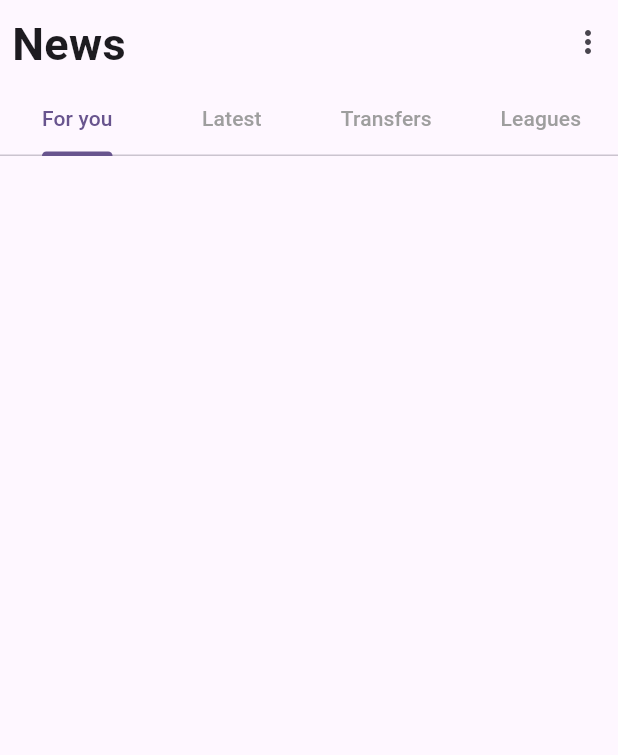
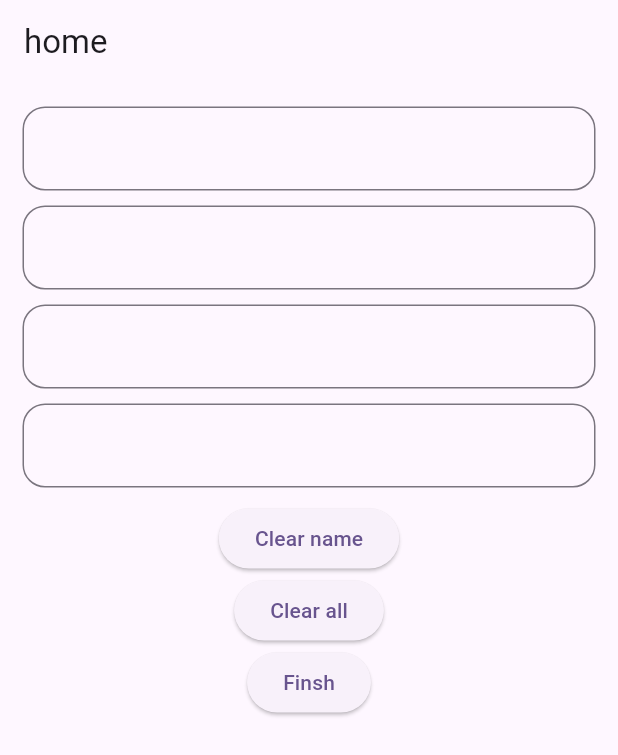
Before and after one commit to ALI-tech-tech/mobile-boot-camping, a Flutter app: the screen it shows after launch, on a phone screen of 412 x 824 dp. Shown: the top 755 px of the screen. Run offline on Flutter 3.47's test engine with Material 2 defaults, Android fonts, the phone set to English and light mode, and no system bars; our stand-ins replace faker; accounts and stored records are empty.

Commit message:
form validation

```diff
--- /dev/null
+++ b/lib/day30/q1/form.dart
@@ -0,0 +1,195 @@
+import 'package:flutter/material.dart';
+import 'package:flutter/services.dart';
+import 'package:flutter_practis/day30/q1/table.dart';
+import 'package:flutter_practis/day30/q1/userinfo.dart';
+
+class Formvalid extends StatefulWidget {
+  const Formvalid({super.key});
+
+  @override
+  State<Formvalid> createState() => _FormvalidState();
+}
+
+class _FormvalidState extends State<Formvalid> {
+  List<UserInfo> li=[];
+  GlobalKey<FormState> kk = GlobalKey();
+  TextEditingController namec = TextEditingController();
+  TextEditingController emailc = TextEditingController();
+  TextEditingController passc = TextEditingController();
+  TextEditingController passc2 = TextEditingController();
+  UserInfo? us;
+
+  @override
+  Widget build(BuildContext context) {
+    return Scaffold(
+      appBar: AppBar(
+        title: Text("home"),
+      ),
+      body: SingleChildScrollView(
+        child: Padding(
+          padding: const EdgeInsets.all(15.0),
+          child: Form(
+              key: kk,
+              child: Column(
+                children: [
+                  TextFormField(
+                    autovalidateMode: AutovalidateMode.onUserInteraction,
+                    validator: (value) =>
+                        value!.length < 3 ? "write more 2 char" : null,
+                    controller: namec,
+                    decoration: InputDecoration(
+                        border: OutlineInputBorder(
+                            borderRadius: BorderRadius.circular(15))),
+                  ),
+                  SizedBox(
+                    height: 10,
+                  ),
+                  TextFormField(
+                    inputFormatters: <TextInputFormatter>[
+                      FilteringTextInputFormatter.digitsOnly,
+                    ],
+                    autovalidateMode: AutovalidateMode.onUserInteraction,
+                    validator: (value) {},
+                    controller: emailc,
+                    decoration: InputDecoration(
+                        border: OutlineInputBorder(
+                            borderRadius: BorderRadius.circular(15))),
+                  ),
+                  SizedBox(
+                    height: 10,
+                  ),
+                  TextFormField(
+                    autovalidateMode: AutovalidateMode.onUserInteraction,
+                    validator: (value) =>
+                        value!.length < 6 ? "write more 5 char" : null,
+                    controller: passc,
+                    decoration: InputDecoration(
+                        border: OutlineInputBorder(
+                            borderRadius: BorderRadius.circular(15))),
+                  ),
+                  SizedBox(
+                    height: 10,
+                  ),
+                  TextFormField(
+                    autovalidateMode: AutovalidateMode.onUserInteraction,
+                    validator: (value) =>
+                        passc.text == value ? null : "pass not mach",
+                    controller: passc2,
+                    decoration: InputDecoration(
+                        border: OutlineInputBorder(
+                            borderRadius: BorderRadius.circular(15))),
+                  ),
+                  SizedBox(
+                    height: 10,
+                  ),
+                  ElevatedButton(
+                      onPressed: () {
+                        namec.clear();
+                      },
+                      child: Text("Clear name")),
+                  ElevatedButton(
+                      onPressed: () {
+                        namec.clear();
+                        emailc.clear();
+                        passc2.clear();
+                        passc.clear();
+                      },
+                      child: Text("Clear all")),
+                  ElevatedButton(
+                      onPressed: () {
+                        li.add(us=UserInfo(name: namec.text, pass: passc.text, phone: int.parse(emailc.text)));
+                        showDialog(
+                          context: context,
+                          builder: (BuildContext context) {
+                            return AlertDialog(title: Text("Confirm Order"),content: Text("Are you sure ?"),
+                        actions: [
+                          ElevatedButton(onPressed: (){
+                            Navigator.pop(context);
+                          }, child: Text("Cancel")),
+                          ElevatedButton(onPressed: (){
+                            //us=UserInfo(name: namec.text, pass: passc.text, phone: int.parse(emailc.text));
+                            Navigator.push(context, MaterialPageRoute(builder:(context) => MyTable(li: li,)));
+                          }, child: Text("submit")),
+                        ],
+                        );
+
+
+
+
+                          },
+                        );
+                      },
+                      child: Text("Finsh")),
+                ],
+              )),
+        ),
+      ),
+    );
+  }
+}
+
+
+
+
+
+// class MyCustomForm extends StatefulWidget {
+//   const MyCustomForm({super.key});
+
+//   @override
+//   State<MyCustomForm> createState() => _MyCustomFormState();
+// }
+
+// // Define a corresponding State class.
+// // This class holds data related to the Form.
+// class _MyCustomFormState extends State<MyCustomForm> {
+//   // Create a text controller and use it to retrieve the current value
+//   // of the TextField.
+//   final myController = TextEditingController();
+
+//   @override
+//   void initState() {
+//     super.initState();
+
+//     // Start listening to changes.
+//     myController.addListener(_printLatestValue);
+//   }
+
+//   @override
+//   void dispose() {
+//     // Clean up the controller when the widget is removed from the widget tree.
+//     // This also removes the _printLatestValue listener.
+//     myController.dispose();
+//     super.dispose();
+//   }
+
+//   void _printLatestValue() {
+
+//     final text = myController.text;
+//     print('Second text field: $text (${text.characters.length})');
+//   }
+
+//   @override
+//   Widget build(BuildContext context) {
+//     return Scaffold(
+//       appBar: AppBar(
+//         title: const Text('Retrieve Text Input'),
+//       ),
+//       body: Padding(
+//         padding: const EdgeInsets.all(16),
+//         child: Column(
+//           children: [
+//             TextField(
+//               onChanged: (text) {
+
+//                 print('First text field: $text (${text.characters.length})');
+//               },
+//             ),
+//             TextField(
+//               controller: myController,
+//             ),
+//           ],
+//         ),
+//       ),
+//     );
+//   }
+// }
--- /dev/null
+++ b/lib/day30/q1/userinfo.dart
@@ -0,0 +1,7 @@
+class UserInfo {
+  String? name;
+  int? phone;
+  String? pass;
+
+  UserInfo({required this.name,required this.pass,required this.phone});
+}
--- /dev/null
+++ b/lib/day30/q2/subject.dart
@@ -0,0 +1,9 @@
+class Subject {
+  int?id;
+  String? name;
+  String? dept;
+  int? hour;
+
+  Subject({ required this.id, this.name,required this.dept,required this.hour});
+
+}
--- a/lib/main.dart
+++ b/lib/main.dart
@@ -1,10 +1,12 @@
 import 'package:flutter/material.dart';
 import 'package:flutter_practis/day29/q2/picture1/news.dart';
+import 'package:flutter_practis/day30/q1/form.dart';
 
 import 'day28/Todo/view/ViewTask.dart';
 import 'day28/q1/exchange.dart';
 import 'day28/q2/Text.dart';
 import 'day29/q1/search.dart';
+import 'day30/q2/subinfo.dart';
 
 
 void main() {
@@ -23,7 +25,7 @@ class MyApp extends StatelessWidget {
         colorScheme: ColorScheme.fromSeed(seedColor: Colors.deepPurple),
         useMaterial3: true,
       ),
-      home: News(),
+      home: Formvalid(),
     );
   }
 }
```
Also changed, not shown: lib/day30/q1/table.dart (added, +38 -0 lines), lib/day30/q2/subinfo.dart (added, +79 -0 lines), 3 other files.
